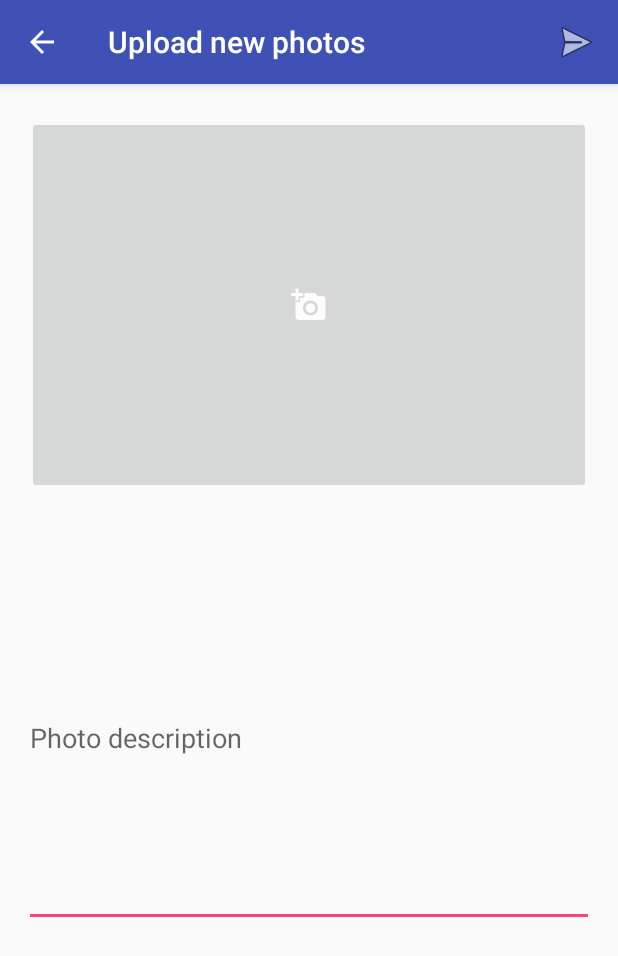
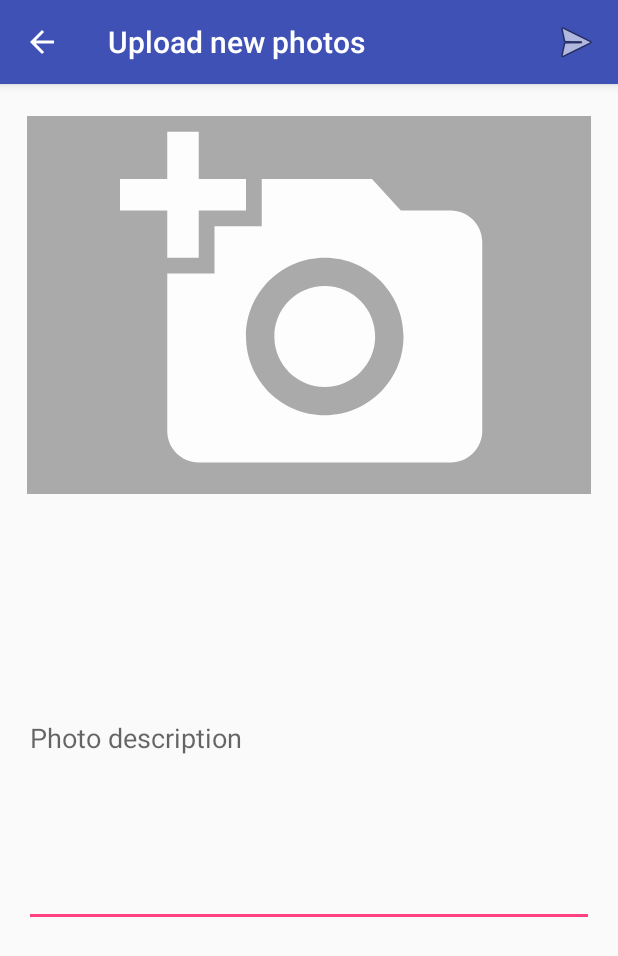
Before and after one commit to Croydon/photostream-android-app, an Android app: the UploadPhoto screen opened directly, with no data from a screen before it, on a phone screen of 412 x 824 dp. Shown: the top 956 px of the screen. Run offline under Robolectric (Android 15) with nearby library versions, the phone set to English and light mode, and no system bars.

Commit message:
PhotoUpload: Change ImageButton to ImageView

```diff
--- a/app/src/main/res/layout/activity_main.xml
+++ b/app/src/main/res/layout/activity_main.xml
@@ -40,9 +40,4 @@
         android:layout_centerHorizontal="true"
         />
 
-
-
-
-
-
 </RelativeLayout>
--- a/app/src/main/res/layout/activity_upload_photo.xml
+++ b/app/src/main/res/layout/activity_upload_photo.xml
@@ -22,19 +22,23 @@
         app:layout_constraintBottom_toBottomOf="parent"
         app:layout_constraintEnd_toEndOf="parent"
         app:layout_constraintStart_toStartOf="parent"
-        app:layout_constraintTop_toBottomOf="@+id/select_photo_imageButton" />
+        app:layout_constraintTop_toBottomOf="@+id/select_photo_imageView" />
 
-    <ImageButton
-        android:id="@+id/select_photo_imageButton"
+    <ImageView
+        android:id="@+id/select_photo_imageView"
         android:layout_width="0dp"
         android:layout_height="0dp"
         android:layout_marginBottom="37dp"
         android:layout_marginEnd="18dp"
         android:layout_marginStart="18dp"
         android:layout_marginTop="21dp"
+        android:adjustViewBounds="false"
+        android:background="@android:color/darker_gray"
+        android:scaleType="fitCenter"
         app:layout_constraintBottom_toTopOf="@+id/description_editText"
         app:layout_constraintEnd_toEndOf="parent"
         app:layout_constraintStart_toStartOf="parent"
         app:layout_constraintTop_toTopOf="parent"
         app:srcCompat="@drawable/ic_add_a_photo_black_24dp" />
+
 </android.support.constraint.ConstraintLayout>
```
